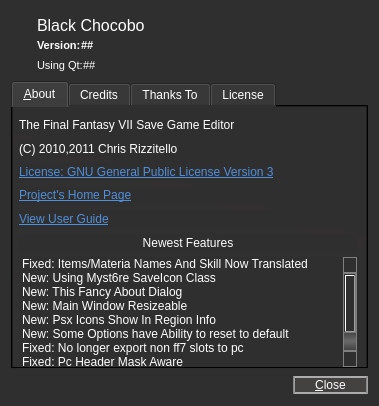
Old version of the form about.ui in the repository sithlord48/blackchocobo.
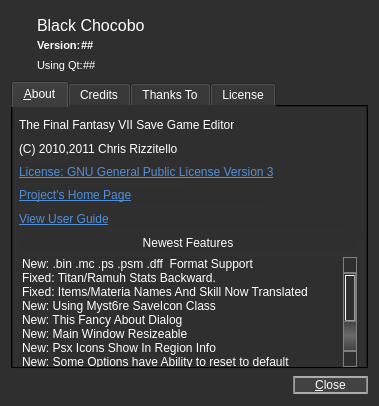
New version of the form. Icons and pictures are not drawn.

Diff of the .ui file:
```diff
--- a/about.ui
+++ b/about.ui
@@ -44,11 +44,11 @@
   <property name="styleSheet">
    <string notr="true">QDialog{
 background-color: rgb(48, 47, 47);
-font: 9pt &quot;Ubuntu&quot;;color:rgb(255,255,255);
+font: 9pt &quot;ubuntu&quot;;color:rgb(255,255,255);
 }
 
 QWidget{background-color: rgb(48, 47, 47);
-font: &quot;Ubuntu&quot;;color:rgb(255,255,255);
+font: 9pt&quot;ubuntu&quot;;color:rgb(255,255,255);
 }
 QLabel#lbl_bc_version,QLabel#label1{
 font-weight: bold;
@@ -58,11 +58,10 @@
 font-size: 8pt;
 }
 QLabel[Heading=&quot;true&quot;]{
-/*font-weight:bold;*/
 text-decoration: underline;
 }
 QLabel[name=&quot;true&quot;]{
-	font: 75 10pt &quot;Ubuntu&quot;;
+	font: 75 10pt &quot;ubuntu&quot;;
 	text-decoration: underline;
 }
 QWidget#tab_gpl,QWidget#tab_programmers,QWidget#tab_about,QWidget#tabWidget{
@@ -76,7 +75,7 @@
 	border-bottom-color: rgb(172, 172, 172);
 	border-top-color: rgb(172, 172, 172);
     background-color: qlineargradient(spread:pad, x1:0.5, y1:0.00568182, x2:0.497, y2:1, stop:0 rgba(32, 31, 31, 255), stop:0.5 rgba(106, 106, 106, 255), stop:1 rgba(32, 31, 31, 255));
-	font: 9pt &quot;Ubuntu&quot;;color:rgb(255,255,255);
+	font: 9pt;color:rgb(255,255,255);
 }
 /* Vertical scroll bar */
 QScrollBar:vertical{
@@ -119,13 +118,6 @@
 QScrollBar::add-page:vertical,QScrollBar::sub-page:vertical{
 background-color: qlineargradient(spread:pad, x1:0.5, y1:0.00568182, x2:0.497, y2:1, stop:0 rgba(67, 67, 67, 255), stop:0.5 rgba(106, 106, 106, 255), stop:1 rgba(67, 67, 67, 255));
 }
-QPushButton[mslot=&quot;true&quot;]{
-border: 0px;
-border-radius:12px;
-image: url(:/icon/mslot);
-	height:32px;	
-	width:32px;
-}
 </string>
   </property>
   <property name="modal">
@@ -442,6 +434,16 @@
          <property name="selectionMode">
           <enum>QAbstractItemView::NoSelection</enum>
          </property>
+         <item>
+          <property name="text">
+           <string>New: .bin .mc .ps .psm .dff  Format Support</string>
+          </property>
+         </item>
+         <item>
+          <property name="text">
+           <string>Fixed: Titan/Ramuh Stats Backward.</string>
+          </property>
+         </item>
          <item>
           <property name="text">
            <string>Fixed: Items/Materia Names And Skill Now Translated</string>
```
Left out of the diff: 36 changed lines with no effect on the pictures.
